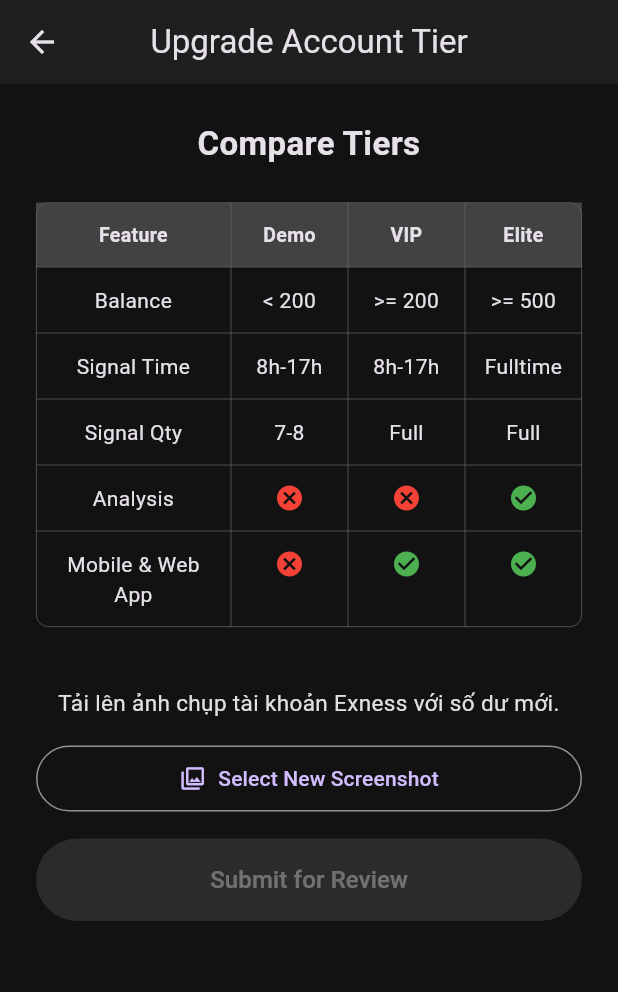
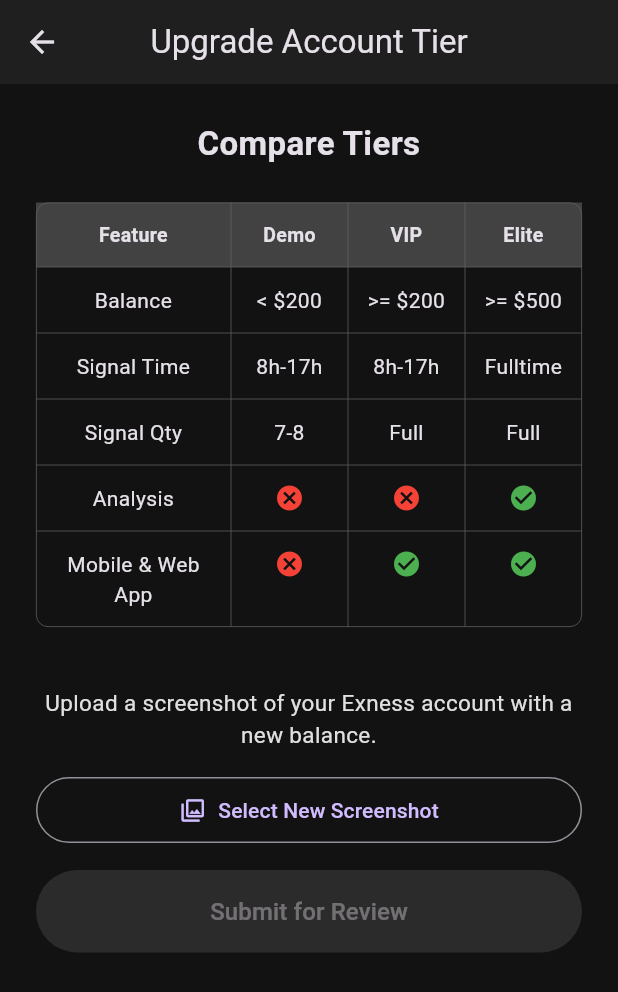
Before and after one commit to tuanminh2409bn/minvest_forex_app, a Flutter app: the screen it shows once a user with an empty profile is signed in, item 3 of the bottom bar chosen, after a tap on "Upgrade Account", on a phone screen of 412 x 824 dp. Shown: the top 992 px of the screen. Run offline on Flutter 3.47's test engine with Material 3 defaults, Android fonts, the phone set to English and light mode, and no system bars; our stand-ins replace cloud_firestore, firebase_auth, firebase_core, firebase_storage, google_sign_in, image_picker and 1 more; accounts and stored records are empty; network calls fail.

Commit message:
Update thanh cong tinh nang phan quyen và len hang tai khoan

```diff
--- a/lib/app/auth_gate.dart
+++ b/lib/app/auth_gate.dart
@@ -19,24 +19,24 @@ class AuthGate extends StatelessWidget {
         }
 
         if (authSnapshot.hasData) {
-          // Người dùng đã đăng nhập, bây giờ kiểm tra quyền trong Firestore
           return StreamBuilder<DocumentSnapshot>(
             stream: FirebaseFirestore.instance.collection('users').doc(authSnapshot.data!.uid).snapshots(),
             builder: (context, userSnapshot) {
               if (userSnapshot.connectionState == ConnectionState.waiting) {
                 return const Center(child: CircularProgressIndicator());
               }
-              // Nếu document user chưa tồn tại hoặc không có quyền
-              if (!userSnapshot.hasData || !userSnapshot.data!.exists || userSnapshot.data!.get('subscriptionTier') == null) {
-                return const VerificationScreen(); // Chuyển đến màn hình xác thực
+              if (userSnapshot.hasData && userSnapshot.data!.exists) {
+                final data = userSnapshot.data!.data() as Map<String, dynamic>?;
+                if (data != null && data.containsKey('subscriptionTier')) {
+                  return const SignalDashboardScreen();
+                }
               }
-              // Nếu đã có quyền, vào màn hình chính
-              return const SignalDashboardScreen();
+              return const VerificationScreen();
+
             },
           );
         }
 
-        // Nếu người dùng chưa đăng nhập
         return const LoginScreen();
       },
     );
--- a/lib/core/providers/user_provider.dart
+++ b/lib/core/providers/user_provider.dart
@@ -21,7 +21,7 @@ class UserProvider with ChangeNotifier {
           if (snapshot.exists && snapshot.data()!.containsKey('subscriptionTier')) {
             _userTier = snapshot.data()!['subscriptionTier'];
           } else {
-            _userTier = null; // hoặc 'demo'
+            _userTier = null;
           }
           notifyListeners();
         });
--- a/lib/features/auth/screens/profile_screen.dart
+++ b/lib/features/auth/screens/profile_screen.dart
@@ -5,6 +5,7 @@ import 'package:minvest_forex_app/core/providers/user_provider.dart';
 import 'package:minvest_forex_app/features/verification/screens/upgrade_screen.dart';
 import 'package:provider/provider.dart';
 import 'package:minvest_forex_app/features/auth/services/auth_service.dart';
+import 'package:minvest_forex_app/l10n/app_localizations.dart';
 
 class ProfileScreen extends StatelessWidget {
   const ProfileScreen({super.key});
@@ -13,23 +14,15 @@ class ProfileScreen extends StatelessWidget {
   Widget build(BuildContext context) {
     final user = FirebaseAuth.instance.currentUser;
     final userProvider = Provider.of<UserProvider>(context);
+    final l10n = AppLocalizations.of(context)!; // Lấy instance l10n
 
     return Scaffold(
-      appBar: AppBar(
-        title: const Text('Profile'),
-        actions: [
-          IconButton(
-            onPressed: () => AuthService().signOut(),
-            icon: const Icon(Icons.logout),
-            tooltip: "Logout",
-          )
-        ],
-      ),
       body: Padding(
         padding: const EdgeInsets.all(16.0),
         child: Column(
           crossAxisAlignment: CrossAxisAlignment.start,
           children: [
+            const SizedBox(height: 24),
             Center(
               child: Column(
                 children: [
@@ -48,12 +41,13 @@ class ProfileScreen extends StatelessWidget {
               ),
             ),
             const Divider(height: 40),
-            const Text('Account', style: TextStyle(fontSize: 16, color: Colors.grey)),
+            Text(l10n.upgradeAccount, style: const TextStyle(fontSize: 16, color: Colors.grey)),
             const SizedBox(height: 16),
             ListTile(
               leading: const Icon(Icons.upgrade),
-              title: const Text('Upgrade Account'),
-              subtitle: const Text('Submit a new screenshot to upgrade your tier.'),
+              title: Text(l10n.upgradeAccount), // Dùng l10n
+              subtitle: Text(l10n.upgradeAccountSubtitle), // Dùng l10n
+              trailing: const Icon(Icons.arrow_forward_ios),
               onTap: () {
                 Navigator.push(
                   context,
--- a/lib/features/signals/models/signal_model.dart
+++ b/lib/features/signals/models/signal_model.dart
@@ -9,10 +9,9 @@ class Signal {
   final double stopLoss;
   final List<dynamic> takeProfits;
   final Timestamp createdAt;
-  // --- THÊM CÁC TRƯỜNG MỚI ---
   final String? result;
   final num? pips;
-  final String? reason; // Thêm trường `reason` ở đây
+  final String? reason;
 
   Signal({
     required this.id,
@@ -25,7 +24,7 @@ class Signal {
     required this.createdAt,
     this.result,
     this.pips,
-    this.reason, // Thêm vào constructor
+    this.reason,
   });
 
   factory Signal.fromFirestore(DocumentSnapshot doc) {
@@ -41,7 +40,7 @@ class Signal {
       createdAt: data['createdAt'] ?? Timestamp.now(),
       result: data['result'],
       pips: data['pips'],
-      reason: data['reason'], // Lấy dữ liệu `reason` từ Firestore
+      reason: data['reason'],
     );
   }
 }
--- a/lib/features/signals/screens/signal_dashboard_screen.dart
+++ b/lib/features/signals/screens/signal_dashboard_screen.dart
@@ -8,7 +8,6 @@ import 'package:provider/provider.dart';
 import 'package:minvest_forex_app/l10n/app_localizations.dart';
 import 'package:minvest_forex_app/features/auth/screens/profile_screen.dart';
 
-// Chuyển đổi thành StatefulWidget để quản lý trạng thái của tab đang được chọn.
 class SignalDashboardScreen extends StatefulWidget {
   const SignalDashboardScreen({super.key});
 
@@ -45,15 +44,13 @@ class _SignalDashboardScreenState extends State<SignalDashboardScreen> {
     final List<String> _appBarTitles = [
       l10n.tabRunning,
       l10n.tabHistory,
-      'Profile' // Sẽ dịch sau nếu cần
+      l10n.profile
     ];
 
     return Scaffold(
       appBar: AppBar(
-        // Thay đổi tiêu đề dựa trên tab đang được chọn
         title: Text(_appBarTitles[_selectedIndex]),
         actions: [
-          // Nút chọn ngôn ngữ
           PopupMenuButton<Locale>(
             onSelected: (Locale locale) {
               languageProvider.setLocale(locale);
@@ -82,7 +79,6 @@ class _SignalDashboardScreenState extends State<SignalDashboardScreen> {
       ),
       // Hiển thị widget tương ứng với tab được chọn
       body: _pages.elementAt(_selectedIndex),
-      // Thanh điều hướng ở dưới cùng
       bottomNavigationBar: BottomNavigationBar(
         items: <BottomNavigationBarItem>[
           BottomNavigationBarItem(
@@ -98,7 +94,7 @@ class _SignalDashboardScreenState extends State<SignalDashboardScreen> {
           BottomNavigationBarItem(
             icon: const Icon(Icons.person_outline),
             activeIcon: const Icon(Icons.person),
-            label: 'Profile', // Sẽ dịch sau nếu cần
+            label: l10n.profile, // Dùng l10n
           ),
         ],
         currentIndex: _selectedIndex,
--- a/lib/features/verification/screens/upgrade_screen.dart
+++ b/lib/features/verification/screens/upgrade_screen.dart
@@ -3,6 +3,7 @@ import 'package:firebase_auth/firebase_auth.dart';
 import 'package:flutter/material.dart';
 import 'package:image_picker/image_picker.dart';
 import 'package:firebase_storage/firebase_storage.dart';
+import 'package:minvest_forex_app/l10n/app_localizations.dart';
 
 class UpgradeScreen extends StatefulWidget {
   const UpgradeScreen({super.key});
@@ -14,63 +15,109 @@ class UpgradeScreen extends StatefulWidget {
 class _UpgradeScreenState extends State<UpgradeScreen> {
   File? _imageFile;
   bool _isLoading = false;
-  String _statusMessage = 'Tải lên ảnh chụp tài khoản Exness với số dư mới.';
+  String _statusMessageKey = 'uploadPrompt';
 
   final ImagePicker _picker = ImagePicker();
   final FirebaseStorage _storage = FirebaseStorage.instance;
   final User? _currentUser = FirebaseAuth.instance.currentUser;
 
+  // Hàm để hiển thị thông báo SnackBar
+  void _showFeedbackSnackbar(String message, {bool isError = false}) {
+    if (!mounted) return; // Kiểm tra widget còn tồn tại trên cây widget không
+    ScaffoldMessenger.of(context).showSnackBar(
+      SnackBar(
+        content: Text(message),
+        backgroundColor: isError ? Colors.red.shade700 : Colors.green.shade600,
+        behavior: SnackBarBehavior.floating,
+        shape: RoundedRectangleBorder(
+          borderRadius: BorderRadius.circular(10.0),
+        ),
+        margin: const EdgeInsets.symmetric(vertical: 16, horizontal: 12),
+      ),
+    );
+  }
+
+  // Hàm để chọn ảnh từ thư viện
   Future<void> _pickImage() async {
+    final l10n = AppLocalizations.of(context)!;
     final XFile? pickedFile = await _picker.pickImage(source: ImageSource.gallery);
     if (pickedFile != null) {
       setState(() {
         _imageFile = File(pickedFile.path);
-        _statusMessage = 'Đã chọn ảnh. Nhấn "Gửi đi" để xác thực.';
+        _statusMessageKey = 'statusImageSelected';
       });
     }
   }
 
+  // Hàm để tải ảnh lên Firebase Storage
   Future<void> _uploadImage() async {
     if (_imageFile == null || _currentUser == null) return;
+    final l10n = AppLocalizations.of(context)!;
 
     setState(() {
       _isLoading = true;
-      _statusMessage = 'Đang tải ảnh lên, vui lòng chờ...';
+      _statusMessageKey = 'statusUploading';
     });
 
     try {
       final ref = _storage.ref().child('verification_images/${_currentUser!.uid}.jpg');
       await ref.putFile(_imageFile!);
 
+      if (!mounted) return;
       setState(() {
-        _statusMessage = 'Tải lên thành công! Vui lòng chờ quản trị viên xét duyệt trong vài giờ.';
+        _statusMessageKey = 'statusUploadSuccess';
         _imageFile = null;
       });
+      _showFeedbackSnackbar(l10n.statusUploadSuccess);
 
     } catch (e) {
+      if (!mounted) return;
       setState(() {
-        _statusMessage = 'Tải lên thất bại. Vui lòng thử lại.';
+        _statusMessageKey = 'statusUploadFailed';
       });
+      _showFeedbackSnackbar(l10n.statusUploadFailed, isError: true);
       print('Lỗi tải ảnh: $e');
     } finally {
+      if (!mounted) return;
       setState(() {
         _isLoading = false;
       });
     }
   }
 
+  // Hàm để lấy chuỗi đã dịch từ key
+  String _getTranslatedStatus(BuildContext context, String key) {
+    final l10n = AppLocalizations.of(context)!;
+    switch (key) {
+      case 'uploadPrompt':
+        return l10n.uploadPrompt;
+      case 'statusImageSelected':
+        return l10n.statusImageSelected;
+      case 'statusUploading':
+        return l10n.statusUploading;
+      case 'statusUploadSuccess':
+        return l10n.statusUploadSuccess;
+      case 'statusUploadFailed':
+        return l10n.statusUploadFailed;
+      default:
+        return l10n.uploadPrompt;
+    }
+  }
+
   @override
   Widget build(BuildContext context) {
+    final l10n = AppLocalizations.of(context)!;
+
     return Scaffold(
-      appBar: AppBar(title: const Text('Upgrade Account Tier')),
+      appBar: AppBar(title: Text(l10n.upgradeScreenTitle)),
       body: SingleChildScrollView(
         padding: const EdgeInsets.all(24.0),
         child: Column(
           crossAxisAlignment: CrossAxisAlignment.stretch,
           children: [
-            const Text(
-              'Compare Tiers',
-              style: TextStyle(fontSize: 22, fontWeight: FontWeight.bold),
+            Text(
+              l10n.compareTiers,
+              style: const TextStyle(fontSize: 22, fontWeight: FontWeight.bold),
               textAlign: TextAlign.center,
             ),
             const SizedBox(height: 24),
@@ -83,20 +130,17 @@ class _UpgradeScreenState extends State<UpgradeScreen> {
                 3: FlexColumnWidth(1.2),
               },
               children: [
-                _buildTableHeader(['Feature', 'Demo', 'VIP', 'Elite']),
-                _buildTableRow(['Balance', '< 200', '>= 200', '>= 500']),
-                _buildTableRow(['Signal Time', '8h-17h', '8h-17h', 'Fulltime']),
-                _buildTableRow(['Signal Qty', '7-8', 'Full', 'Full']),
-                // =========== SỬA LỖI Ở ĐÂY ===========
-                // Thay thế ký tự đặc biệt bằng chuỗi 'YES'/'NO'
-                _buildTableRow(['Analysis', 'NO', 'NO', 'YES']),
-                _buildTableRow(['Mobile & Web App', 'NO', 'YES', 'YES']),
-                // ======================================
+                _buildTableHeader([l10n.feature, l10n.tierDemo, l10n.tierVIP, l10n.tierElite]),
+                _buildTableRow([l10n.balance, '< \$200', '>= \$200', '>= \$500']),
+                _buildTableRow([l10n.signalTime, '8h-17h', '8h-17h', 'Fulltime']),
+                _buildTableRow([l10n.signalQty, '7-8', 'Full', 'Full']),
+                _buildTableRow([l10n.analysis, 'NO', 'NO', 'YES']),
+                _buildTableRow([l10n.mobileWebApp, 'NO', 'YES', 'YES']),
               ],
             ),
             const SizedBox(height: 40),
             Text(
-              _statusMessage,
+              _getTranslatedStatus(context, _statusMessageKey),
               textAlign: TextAlign.center,
               style: TextStyle(fontSize: 15, color: Colors.grey.shade300),
             ),
@@ -111,7 +155,7 @@ class _UpgradeScreenState extends State<UpgradeScreen> {
             OutlinedButton.icon(
               onPressed: _isLoading ? null : _pickImage,
               icon: const Icon(Icons.photo_library_outlined),
-              label: const Text('Select New Screenshot'),
+              label: Text(l10n.buttonSelectScreenshot),
               style: OutlinedButton.styleFrom(
                 padding: const EdgeInsets.symmetric(vertical: 12),
               ),
@@ -125,7 +169,7 @@ class _UpgradeScreenState extends State<UpgradeScreen> {
               ),
               child: _isLoading
                   ? const SizedBox(height: 20, width: 20, child: CircularProgressIndicator(strokeWidth: 3, color: Colors.white))
-                  : const Text('Submit for Review', style: TextStyle(fontSize: 16)),
+                  : Text(l10n.buttonSubmitReview, style: const TextStyle(fontSize: 16)),
             ),
           ],
         ),
@@ -141,8 +185,6 @@ class _UpgradeScreenState extends State<UpgradeScreen> {
     )).toList(),
   );
 
-  // =========== SỬA LỖI Ở ĐÂY ===========
-  // Cập nhật logic để kiểm tra chuỗi 'YES'/'NO'
   TableRow _buildTableRow(List<String> cells) => TableRow(
     children: cells.map((cell) {
       Widget child;
@@ -156,5 +198,4 @@ class _UpgradeScreenState extends State<UpgradeScreen> {
       return Padding(padding: const EdgeInsets.all(12.0), child: child);
     }).toList(),
   );
-// ======================================
 }
--- a/lib/features/verification/screens/verification_screen.dart
+++ b/lib/features/verification/screens/verification_screen.dart
@@ -4,6 +4,7 @@ import 'package:firebase_auth/firebase_auth.dart';
 import 'package:flutter/material.dart';
 import 'package:image_picker/image_picker.dart';
 import 'package:firebase_storage/firebase_storage.dart';
+import 'package:minvest_forex_app/features/auth/services/auth_service.dart'; // Thêm import
 
 class VerificationScreen extends StatefulWidget {
   const VerificationScreen({super.key});
@@ -39,15 +40,12 @@ class _VerificationScreenState extends State<VerificationScreen> {
     });
 
     try {
-      // Tạo một tham chiếu đến vị trí lưu ảnh trên Firebase Storage
       final ref = _storage.ref().child('verification_images/${_currentUser!.uid}.jpg');
-
-      // Tải file lên
       await ref.putFile(_imageFile!);
 
       setState(() {
-        _statusMessage = 'Tải lên thành công! Vui lòng chờ quản trị viên xét duyệt trong vài giờ.';
-        _imageFile = null; // Xóa ảnh đã chọn sau khi tải lên
+        _statusMessage = 'Tải lên thành công! Vui lòng chờ...';
+        _imageFile = null;
       });
 
     } catch (e) {
@@ -68,6 +66,15 @@ class _VerificationScreenState extends State<VerificationScreen> {
       appBar: AppBar(
         title: const Text('Xác Thực Tài Khoản'),
         automaticallyImplyLeading: false, // Ẩn nút back
+        // =========== THÊM MỚI Ở ĐÂY ===========
+        actions: [
+          IconButton(
+            onPressed: () => AuthService().signOut(),
+            icon: const Icon(Icons.logout),
+            tooltip: 'Logout',
+          ),
+        ],
+        // ======================================
       ),
       body: Padding(
         padding: const EdgeInsets.all(24.0),
--- a/lib/l10n/app_en.arb
+++ b/lib/l10n/app_en.arb
@@ -15,5 +15,26 @@
   "signalTypeSell": "SELL",
   "tabRunning": "Running",
   "tabHistory": "History",
-  "viewDetails": "View Details"
+  "viewDetails": "View Details",
+  "profile": "Profile",
+  "upgradeAccount": "Upgrade Account",
+  "upgradeAccountSubtitle": "Submit a new screenshot to upgrade your tier.",
+  "upgradeScreenTitle": "Upgrade Account Tier",
+  "compareTiers": "Compare Tiers",
+  "feature": "Feature",
+  "tierDemo": "Demo",
+  "tierVIP": "VIP",
+  "tierElite": "Elite",
+  "balance": "Balance",
+  "signalTime": "Signal Time",
+  "signalQty": "Signal Qty",
+  "analysis": "Analysis",
+  "mobileWebApp": "Mobile & Web App",
+  "uploadPrompt": "Upload a screenshot of your Exness account with a new balance.",
+  "statusImageSelected": "Image selected. Press 'Submit' to verify.",
+  "statusUploading": "Uploading, please wait...",
+  "statusUploadSuccess": "Upload successful! Please wait a few hours for admin review.",
+  "statusUploadFailed": "Upload failed. Please try again.",
+  "buttonSelectScreenshot": "Select New Screenshot",
+  "buttonSubmitReview": "Submit for Review"
 }
--- a/lib/l10n/app_localizations.dart
+++ b/lib/l10n/app_localizations.dart
@@ -193,6 +193,132 @@ abstract class AppLocalizations {
   /// In en, this message translates to:
   /// **'View Details'**
   String get viewDetails;
+
+  /// No description provided for @profile.
+  ///
+  /// In en, this message translates to:
+  /// **'Profile'**
+  String get profile;
+
+  /// No description provided for @upgradeAccount.
+  ///
+  /// In en, this message translates to:
+  /// **'Upgrade Account'**
+  String get upgradeAccount;
+
+  /// No description provided for @upgradeAccountSubtitle.
+  ///
+  /// In en, this message translates to:
+  /// **'Submit a new screenshot to upgrade your tier.'**
+  String get upgradeAccountSubtitle;
+
+  /// No description provided for @upgradeScreenTitle.
+  ///
+  /// In en, this message translates to:
+  /// **'Upgrade Account Tier'**
+  String get upgradeScreenTitle;
+
+  /// No description provided for @compareTiers.
+  ///
+  /// In en, this message translates to:
+  /// **'Compare Tiers'**
+  String get compareTiers;
+
+  /// No description provided for @feature.
+  ///
+  /// In en, this message translates to:
+  /// **'Feature'**
+  String get feature;
+
+  /// No description provided for @tierDemo.
+  ///
+  /// In en, this message translates to:
+  /// **'Demo'**
+  String get tierDemo;
+
+  /// No description provided for @tierVIP.
+  ///
+  /// In en, this message translates to:
+  /// **'VIP'**
+  String get tierVIP;
+
+  /// No description provided for @tierElite.
+  ///
+  /// In en, this message translates to:
+  /// **'Elite'**
+  String get tierElite;
+
+  /// No description provided for @balance.
+  ///
+  /// In en, this message translates to:
+  /// **'Balance'**
+  String get balance;
+
+  /// No description provided for @signalTime.
+  ///
+  /// In en, this message translates to:
+  /// **'Signal Time'**
+  String get signalTime;
+
+  /// No description provided for @signalQty.
+  ///
+  /// In en, this message translates to:
+  /// **'Signal Qty'**
+  String get signalQty;
+
+  /// No description provided for @analysis.
+  ///
+  /// In en, this message translates to:
+  /// **'Analysis'**
+  String get analysis;
+
+  /// No description provided for @mobileWebApp.
+  ///
+  /// In en, this message translates to:
+  /// **'Mobile & Web App'**
+  String get mobileWebApp;
+
+  /// No description provided for @uploadPrompt.
+  ///
+  /// In en, this message translates to:
+  /// **'Upload a screenshot of your Exness account with a new balance.'**
+  String get uploadPrompt;
+
+  /// No description provided for @statusImageSelected.
+  ///
+  /// In en, this message translates to:
+  /// **'Image selected. Press \'Submit\' to verify.'**
+  String get statusImageSelected;
+
+  /// No description provided for @statusUploading.
+  ///
+  /// In en, this message translates to:
+  /// **'Uploading, please wait...'**
+  String get statusUploading;
+
+  /// No description provided for @statusUploadSuccess.
+  ///
+  /// In en, this message translates to:
+  /// **'Upload successful! Please wait a few hours for admin review.'**
+  String get statusUploadSuccess;
+
+  /// No description provided for @statusUploadFailed.
+  ///
+  /// In en, this message translates to:
+  /// **'Upload failed. Please try again.'**
+  String get statusUploadFailed;
+
+  /// No description provided for @buttonSelectScreenshot.
+  ///
+  /// In en, this message translates to:
+  /// **'Select New Screenshot'**
+  String get buttonSelectScreenshot;
+
+  /// No description provided for @buttonSubmitReview.
+  ///
+  /// In en, this message translates to:
+  /// **'Submit for Review'**
+  String get buttonSubmitReview;
 }
 
 class _AppLocalizationsDelegate
```
Also changed, not shown: lib/l10n/app_localizations_en.dart (+67 -0 lines), lib/l10n/app_localizations_vi.dart (+65 -0 lines), lib/l10n/app_vi.arb (+22 -1 lines), 3 other files.
